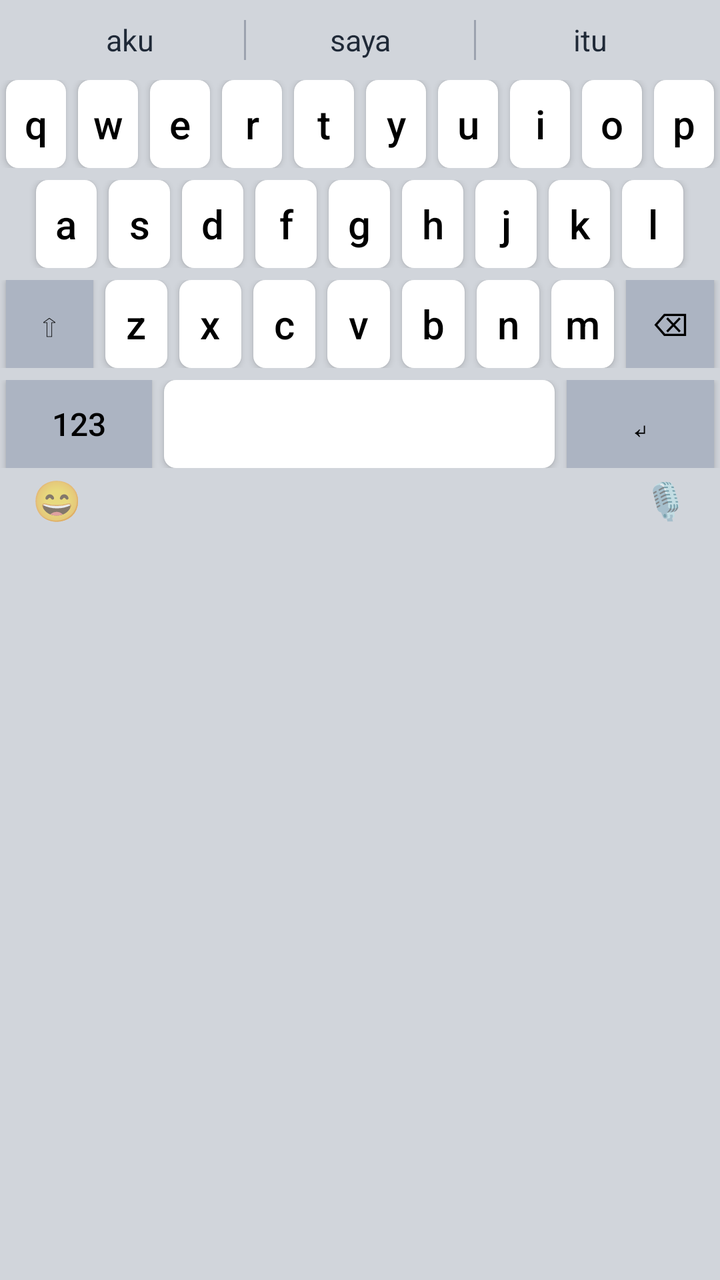
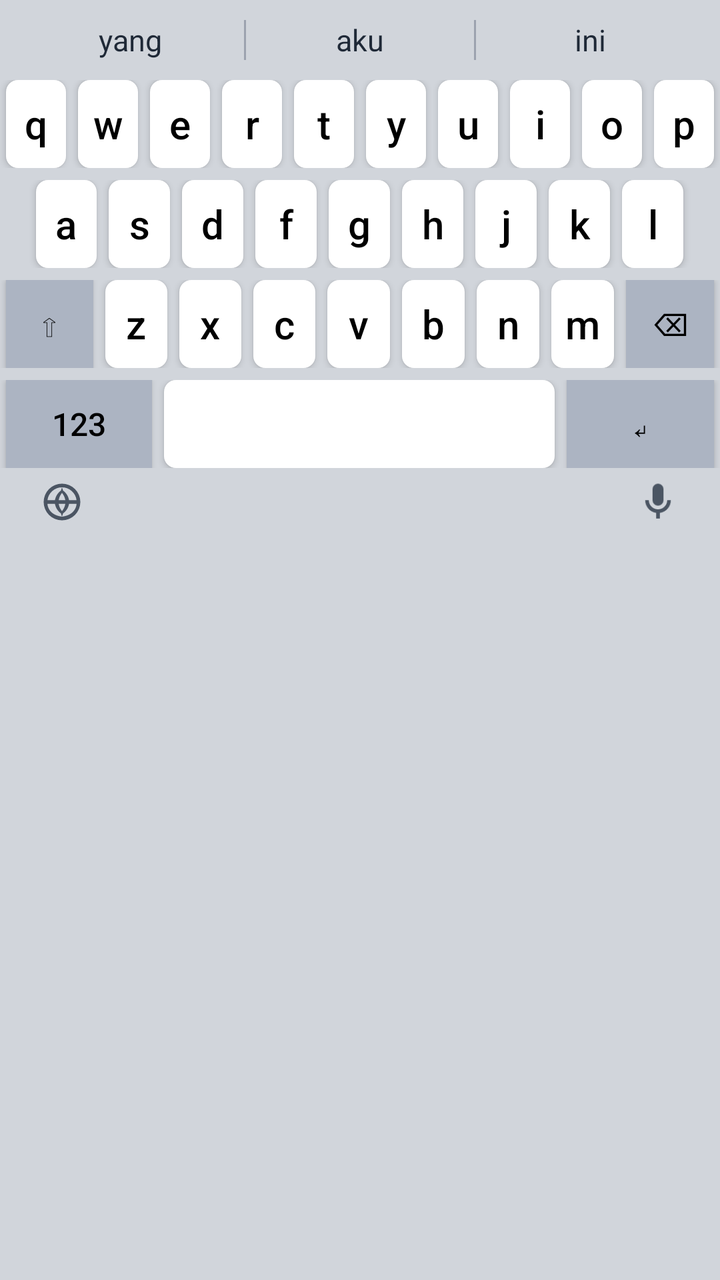

Screens rendered from an Android XML layout before and after an edit, with the pre-edit source and the edit as a unified diff.
<!-- AndroidManifest.xml: application theme Theme.AppCompat.Light.NoActionBar -->
<!-- res/layout/main_keyboard.xml -->
<?xml version="1.0" encoding="utf-8"?>
<LinearLayout xmlns:android="http://schemas.android.com/apk/res/android"
    android:layout_width="match_parent"
    android:layout_height="wrap_content"
    android:background="#D1D5DB"
    android:orientation="vertical"
    android:paddingTop="2dp"
    android:paddingBottom="4dp">

    
    <LinearLayout
        android:id="@+id/suggestion_bar"
        android:layout_width="match_parent"
        android:layout_height="36dp"
        android:orientation="horizontal"
        android:paddingStart="8dp"
        android:paddingEnd="8dp">
        <TextView
            android:id="@+id/suggest_1"
            android:layout_width="0dp"
            android:layout_height="match_parent"
            android:layout_weight="1"
            android:gravity="center"
            android:textColor="#1F2937"
            android:textSize="15sp"
            android:text="aku"/>
        <View
            android:layout_width="1dp"
            android:layout_height="20dp"
            android:layout_gravity="center"
            android:background="#9CA3AF"/>
        <TextView
            android:id="@+id/suggest_2"
            android:layout_width="0dp"
            android:layout_height="match_parent"
            android:layout_weight="1"
            android:gravity="center"
            android:textColor="#1F2937"
            android:textSize="15sp"
            android:text="saya"/>
        <View
            android:layout_width="1dp"
            android:layout_height="20dp"
            android:layout_gravity="center"
            android:background="#9CA3AF"/>
        <TextView
            android:id="@+id/suggest_3"
            android:layout_width="0dp"
            android:layout_height="match_parent"
            android:layout_weight="1"
            android:gravity="center"
            android:textColor="#1F2937"
            android:textSize="15sp"
            android:text="itu"/>
    </LinearLayout>

    
    <LinearLayout
        android:layout_width="match_parent"
        android:layout_height="44dp"
        android:layout_marginTop="2dp"
        android:orientation="horizontal">
        <Button android:id="@+id/btn_q" style="@style/NauKeyStyle" android:text="q"/>
        <Button android:id="@+id/btn_w" style="@style/NauKeyStyle" android:text="w"/>
        <Button android:id="@+id/btn_e" style="@style/NauKeyStyle" android:text="e"/>
        <Button android:id="@+id/btn_r" style="@style/NauKeyStyle" android:text="r"/>
        <Button android:id="@+id/btn_t" style="@style/NauKeyStyle" android:text="t"/>
        <Button android:id="@+id/btn_y" style="@style/NauKeyStyle" android:text="y"/>
        <Button android:id="@+id/btn_u" style="@style/NauKeyStyle" android:text="u"/>
        <Button android:id="@+id/btn_i" style="@style/NauKeyStyle" android:text="i"/>
        <Button android:id="@+id/btn_o" style="@style/NauKeyStyle" android:text="o"/>
        <Button android:id="@+id/btn_p" style="@style/NauKeyStyle" android:text="p"/>
    </LinearLayout>

    
    <LinearLayout
        android:layout_width="match_parent"
        android:layout_height="44dp"
        android:layout_marginTop="6dp"
        android:orientation="horizontal">
        <View android:layout_width="0dp" android:layout_height="match_parent" android:layout_weight="0.5"/>
        <Button android:id="@+id/btn_a" style="@style/NauKeyStyle" android:text="a"/>
        <Button android:id="@+id/btn_s" style="@style/NauKeyStyle" android:text="s"/>
        <Button android:id="@+id/btn_d" style="@style/NauKeyStyle" android:text="d"/>
        <Button android:id="@+id/btn_f" style="@style/NauKeyStyle" android:text="f"/>
        <Button android:id="@+id/btn_g" style="@style/NauKeyStyle" android:text="g"/>
        <Button android:id="@+id/btn_h" style="@style/NauKeyStyle" android:text="h"/>
        <Button android:id="@+id/btn_j" style="@style/NauKeyStyle" android:text="j"/>
        <Button android:id="@+id/btn_k" style="@style/NauKeyStyle" android:text="k"/>
        <Button android:id="@+id/btn_l" style="@style/NauKeyStyle" android:text="l"/>
        <View android:layout_width="0dp" android:layout_height="match_parent" android:layout_weight="0.5"/>
    </LinearLayout>

    
    <LinearLayout
        android:layout_width="match_parent"
        android:layout_height="44dp"
        android:layout_marginTop="6dp"
        android:orientation="horizontal">
        <Button android:id="@+id/btn_shift" style="@style/NauSpecialKeyStyle" android:layout_weight="1.4" android:text="⇧"/>
        <Button android:id="@+id/btn_z" style="@style/NauKeyStyle" android:text="z"/>
        <Button android:id="@+id/btn_x" style="@style/NauKeyStyle" android:text="x"/>
        <Button android:id="@+id/btn_c" style="@style/NauKeyStyle" android:text="c"/>
        <Button android:id="@+id/btn_v" style="@style/NauKeyStyle" android:text="v"/>
        <Button android:id="@+id/btn_b" style="@style/NauKeyStyle" android:text="b"/>
        <Button android:id="@+id/btn_n" style="@style/NauKeyStyle" android:text="n"/>
        <Button android:id="@+id/btn_m" style="@style/NauKeyStyle" android:text="m"/>
        <Button android:id="@+id/btn_delete" style="@style/NauSpecialKeyStyle" android:layout_weight="1.4" android:text="⌫"/>
    </LinearLayout>

    
    <LinearLayout
        android:layout_width="match_parent"
        android:layout_height="44dp"
        android:layout_marginTop="6dp"
        android:orientation="horizontal">
        <Button android:id="@+id/btn_mode" style="@style/NauSpecialKeyStyle" android:layout_weight="1.5" android:text="123"/>
        <Button android:id="@+id/btn_space" style="@style/NauKeyStyle" android:layout_weight="4" android:text=""/>
        <Button android:id="@+id/btn_enter" style="@style/NauSpecialKeyStyle" android:layout_weight="1.5" android:text="↵"/>
    </LinearLayout>

    
    <RelativeLayout
        android:layout_width="match_parent"
        android:layout_height="32dp"
        android:paddingStart="16dp"
        android:paddingEnd="16dp">
        <TextView
            android:id="@+id/btn_emoji"
            android:layout_width="wrap_content"
            android:layout_height="wrap_content"
            android:layout_alignParentStart="true"
            android:layout_centerVertical="true"
            android:text="😄"
            android:textSize="20sp"/>
        <TextView
            android:id="@+id/btn_mic"
            android:layout_width="wrap_content"
            android:layout_height="wrap_content"
            android:layout_alignParentEnd="true"
            android:layout_centerVertical="true"
            android:text="🎙️"
            android:textSize="18sp"/>
    </RelativeLayout>
</LinearLayout>
<!-- resources referenced by this layout -->
<resources>
  <style name="NauKeyStyle">
          <item name="android:layout_width">0dp</item>
          <item name="android:layout_height">match_parent</item>
          <item name="android:layout_weight">1</item>
          <item name="android:layout_marginLeft">3dp</item>
          <item name="android:layout_marginRight">3dp</item>
          <item name="android:background">@drawable/key_bg</item>
          <item name="android:textColor">#000000</item>
          <item name="android:textSize">20sp</item>
          <item name="android:textStyle">normal</item>
          <item name="android:textAllCaps">false</item>
          <item name="android:gravity">center</item>
      </style>
  <style name="NauSpecialKeyStyle" parent="NauKeyStyle">
          <item name="android:background">#ACB4C2</item>
          <item name="android:textSize">16sp</item>
      </style>
  <!-- drawable key_bg (drawable) -->
  <?xml version="1.0" encoding="utf-8"?>
  <selector xmlns:android="http://schemas.android.com/apk/res/android">
      
      <item android:state_pressed="true">
          <shape android:shape="rectangle">
              <solid android:color="#B3B9C4" />
              <corners android:radius="6dp" />
          </shape>
      </item>
      
      <item>
          <shape android:shape="rectangle">
              <solid android:color="#FFFFFF" />
              <corners android:radius="6dp" />
          </shape>
      </item>
  </selector>
</resources>

<!-- the commit's change to res/layout/main_keyboard.xml (unified diff, before → after) -->
@@ -23,7 +23,7 @@
             android:gravity="center"
             android:textColor="#1F2937"
             android:textSize="15sp"
-            android:text="aku"/>
+            android:text="yang"/>
         <View
             android:layout_width="1dp"
             android:layout_height="20dp"
@@ -37,7 +37,7 @@
             android:gravity="center"
             android:textColor="#1F2937"
             android:textSize="15sp"
-            android:text="saya"/>
+            android:text="aku"/>
         <View
             android:layout_width="1dp"
             android:layout_height="20dp"
@@ -51,7 +51,7 @@
             android:gravity="center"
             android:textColor="#1F2937"
             android:textSize="15sp"
-            android:text="itu"/>
+            android:text="ini"/>
     </LinearLayout>
 
     
@@ -122,24 +122,26 @@
     
     <RelativeLayout
         android:layout_width="match_parent"
-        android:layout_height="32dp"
-        android:paddingStart="16dp"
-        android:paddingEnd="16dp">
-        <TextView
+        android:layout_height="34dp"
+        android:paddingStart="20dp"
+        android:paddingEnd="20dp">
+        <ImageView
             android:id="@+id/btn_emoji"
-            android:layout_width="wrap_content"
-            android:layout_height="wrap_content"
+            android:layout_width="22dp"
+            android:layout_height="22dp"
             android:layout_alignParentStart="true"
             android:layout_centerVertical="true"
-            android:text="😄"
-            android:textSize="20sp"/>
-        <TextView
+            android:clickable="true"
+            android:focusable="true"
+            android:src="@drawable/ic_ios_globe"/>
+        <ImageView
             android:id="@+id/btn_mic"
-            android:layout_width="wrap_content"
-            android:layout_height="wrap_content"
+            android:layout_width="22dp"
+            android:layout_height="22dp"
             android:layout_alignParentEnd="true"
             android:layout_centerVertical="true"
-            android:text="🎙️"
-            android:textSize="18sp"/>
+            android:clickable="true"
+            android:focusable="true"
+            android:src="@drawable/ic_ios_mic"/>
     </RelativeLayout>
 </LinearLayout>
<!-- resource entries referenced after the edit -->
@@ -1,5 +1,25 @@
 <!-- resources referenced by this layout -->
 <resources>
+  <!-- drawable ic_ios_globe (drawable) -->
+  <vector xmlns:android="http://schemas.android.com/apk/res/android"
+      android:width="20dp"
+      android:height="20dp"
+      android:viewportWidth="24"
+      android:viewportHeight="24">
+    <path
+        android:fillColor="#FF4B5563"
+        android:pathData="M12,2A10,10 0 0,0 2,12A10,10 0 0,0 12,22A10,10 0 0,0 22,12A10,10 0 0,0 12,2M12,4A8,8 0 0,1 19.93,11H15.84C15.5,8.87 14.28,7.03 12.6,5.81C12.4,5.21 12.2,4.6 12,4M12,4C11.8,4.6 11.6,5.21 11.4,5.81C9.72,7.03 8.5,8.87 8.16,11H4.07A8,8 0 0,1 12,4M4.07,13H8.16C8.5,15.13 9.72,16.97 11.4,18.19C11.6,18.79 11.8,19.4 12,20C4.07,19 4.07,13 4.07,13M12,20C12.2,19.4 12.4,18.79 12.6,18.19C14.28,16.97 15.5,15.13 15.84,13H19.93C19.93,13 19.93,19 12,20M10.18,11C10.47,9.37 11.2,8 12,7C12.8,8 13.53,9.37 13.82,11H10.18M10.18,13H13.82C13.53,14.63 12.8,16 12,17C11.2,16 10.47,14.63 10.18,13Z"/>
+  </vector>
+  <!-- drawable ic_ios_mic (drawable) -->
+  <vector xmlns:android="http://schemas.android.com/apk/res/android"
+      android:width="20dp"
+      android:height="20dp"
+      android:viewportWidth="24"
+      android:viewportHeight="24">
+    <path
+        android:fillColor="#FF4B5563"
+        android:pathData="M12,2A3,3 0 0,0 9,5V11A3,3 0 0,0 12,14A3,3 0 0,0 15,11V5A3,3 0 0,0 12,2M19,11C19,14.53 16.39,17.44 13,17.93V21H11V17.93C7.61,17.44 5,14.53 5,11H7A5,5 0 0,0 12,16A5,5 0 0,0 17,11H19Z"/>
+  </vector>
   <style name="NauKeyStyle">
           <item name="android:layout_width">0dp</item>
           <item name="android:layout_height">match_parent</item>
